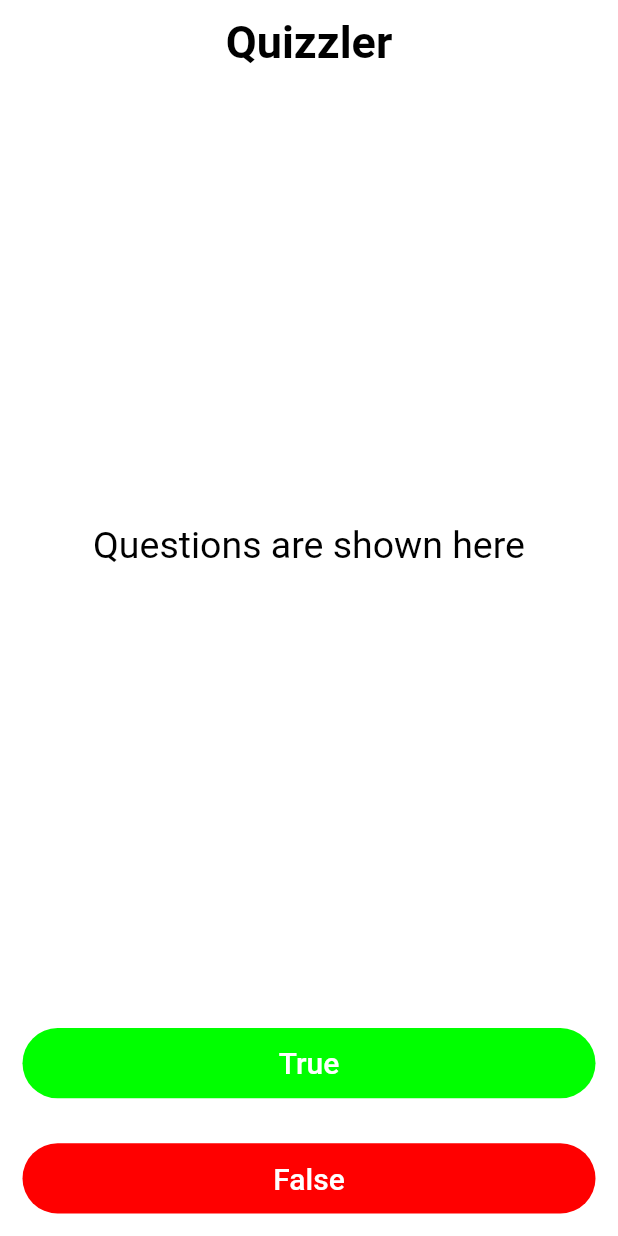
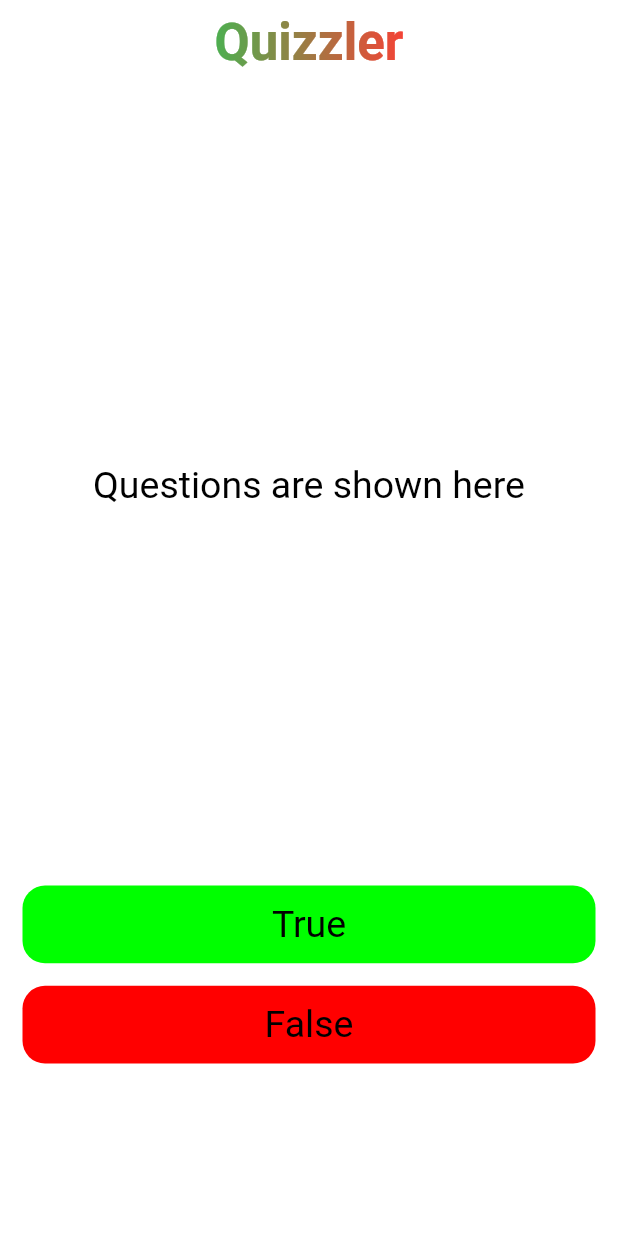
Before and after one commit to sharjeelmazhar/quizzler, a Flutter app: the screen it shows after launch, on a phone screen of 412 x 824 dp. Run offline on Flutter 3.47's test engine with Material 2 defaults, Android fonts, the phone set to English and light mode, and no system bars.

Commit message:
Added Gradient appbar text, updated elevated button theming and text theming

```diff
--- a/lib/main.dart
+++ b/lib/main.dart
@@ -14,7 +14,7 @@ class MyApp extends StatelessWidget {
   @override
   Widget build(BuildContext context) {
     return MaterialApp(
-      // title: 'Flutter Demo',
+      title: 'Quizzler',
       theme: lightTheme,
       darkTheme: darkTheme,
       home: const HomePage(),
--- a/lib/themes/dark_theme.dart
+++ b/lib/themes/dark_theme.dart
@@ -1,14 +1,30 @@
 import 'package:flutter/material.dart';
+import 'package:flutter/services.dart';
 
 ThemeData darkTheme = ThemeData(
+  useMaterial3: true,
+  elevatedButtonTheme: ElevatedButtonThemeData(
+    style: TextButton.styleFrom(
+      foregroundColor: Colors.white,
+      backgroundColor: Colors.white,
+      shape: RoundedRectangleBorder(
+        borderRadius: BorderRadius.circular(15),
+      ),
+      textStyle: const TextStyle(
+        fontSize: 25,
+      ),
+    ),
+  ),
   appBarTheme: const AppBarTheme(
+    systemOverlayStyle: SystemUiOverlayStyle.light,
     backgroundColor: Colors.transparent,
     elevation: 0,
-    titleTextStyle: TextStyle(color: Colors.white, fontWeight: FontWeight.bold, fontSize: 30),
+    titleTextStyle: TextStyle(
+        color: Colors.white, fontWeight: FontWeight.bold, fontSize: 30),
   ),
   brightness: Brightness.dark,
   textTheme: const TextTheme(
-    bodyMedium: TextStyle(color: Colors.white, fontSize: 25),
+    bodyMedium: TextStyle(color: Colors.white),
   ),
   colorScheme: ColorScheme.dark(
     background: Colors.black,
--- a/lib/themes/light_theme.dart
+++ b/lib/themes/light_theme.dart
@@ -1,19 +1,33 @@
 import 'package:flutter/material.dart';
+import 'package:flutter/services.dart';
 
 ThemeData lightTheme = ThemeData(
+  elevatedButtonTheme: ElevatedButtonThemeData(
+    style: TextButton.styleFrom(
+      foregroundColor: Colors.black,
+      backgroundColor: Colors.black,
+      shape: RoundedRectangleBorder(
+        borderRadius: BorderRadius.circular(15),
+      ),
+      textStyle: const TextStyle(
+        fontSize: 25,
+      ),
+    ),
+  ),
   appBarTheme: const AppBarTheme(
+    systemOverlayStyle: SystemUiOverlayStyle.dark,
     backgroundColor: Colors.transparent,
     elevation: 0,
     titleTextStyle: TextStyle(
         color: Colors.black, fontWeight: FontWeight.bold, fontSize: 30),
   ),
   textTheme: const TextTheme(
-    bodyMedium: TextStyle(color: Colors.black, fontSize: 25),
+    bodyMedium: TextStyle(color: Colors.black, fontSize: 15),
   ),
   brightness: Brightness.light,
   colorScheme: ColorScheme.light(
     background: Colors.white,
     primary: Colors.grey.shade900,
-    secondary: Colors.black,
+    secondary: Colors.grey.shade300,
   ),
 );
--- a/lib/views/home_page.dart
+++ b/lib/views/home_page.dart
@@ -2,12 +2,26 @@ import 'package:flutter/material.dart';
 
 class HomePage extends StatelessWidget {
   const HomePage({super.key});
+  final LinearGradient _gradient = const LinearGradient(
+    colors: [Colors.green, Colors.red],
+  );
   @override
   Widget build(BuildContext context) {
     return Scaffold(
       appBar: AppBar(
-        title: const Center(
-          child: Text('Quizzler'),
+        title: Center(
+          child: ShaderMask(
+            shaderCallback: (Rect rect) {
+              return _gradient.createShader(rect);
+            },
+            child: Text(
+              'Quizzler',
+              style: Theme.of(context)
+                  .textTheme
+                  .headlineMedium!
+                  .copyWith(fontWeight: FontWeight.bold, color: Colors.white),
+            ),
+          ),
         ),
       ),
       backgroundColor: Theme.of(context).colorScheme.background,
@@ -20,29 +34,22 @@ class HomePage extends StatelessWidget {
               flex: 8,
               child: Center(
                 child: Text(
-                  'Questions are shown here',
+                  'Questions are shown here', style: TextStyle(fontSize: 25),
                   // style: TextStyle(color: Colors.white, fontSize: 20),
                 ),
               ),
             ),
             Expanded(
               child: Padding(
-                padding: const EdgeInsets.all(15.0),
+                padding: const EdgeInsets.only(bottom: 15, left: 15, right: 15),
                 child: ElevatedButton(
                   style: ElevatedButton.styleFrom(
                     shadowColor: const Color.fromRGBO(0, 255, 0, 1),
                     elevation: 0,
                     backgroundColor: const Color.fromARGB(255, 0, 255, 0),
-                    shape: RoundedRectangleBorder(
-                      borderRadius: BorderRadius.circular(30.0),
-                    ),
                   ),
                   child: const Text(
                     'True',
-                    style: TextStyle(
-                      color: Colors.white,
-                      fontSize: 20.0,
-                    ),
                   ),
                   onPressed: () {
                     //The user picked true.
@@ -52,22 +59,17 @@ class HomePage extends StatelessWidget {
             ),
             Expanded(
               child: Padding(
-                padding: const EdgeInsets.all(15.0),
+                // padding: const EdgeInsets.all(15.0),
+                padding: const EdgeInsets.only(bottom: 15, left: 15, right: 15),
+
                 child: ElevatedButton(
                   style: ElevatedButton.styleFrom(
                     shadowColor: const Color.fromRGBO(255, 0, 0, 1),
                     elevation: 0,
                     backgroundColor: const Color.fromARGB(255, 255, 0, 0),
-                    shape: RoundedRectangleBorder(
-                      borderRadius: BorderRadius.circular(30.0),
-                    ),
                   ),
                   child: const Text(
                     'False',
-                    style: TextStyle(
-                      color: Colors.white,
-                      fontSize: 20.0,
-                    ),
                   ),
                   onPressed: () {
                     //The user picked true.
@@ -75,6 +77,9 @@ class HomePage extends StatelessWidget {
                 ),
               ),
             ),
+            const SizedBox(
+              height: 100,
+            )
           ],
         ),
       ),
```
